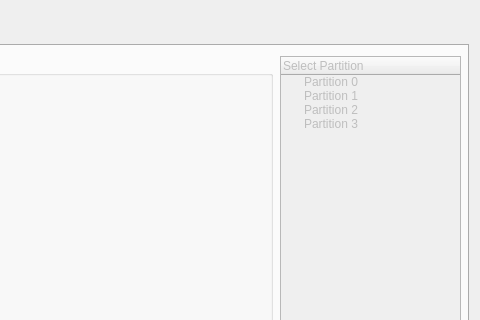
guanhuhao/Motif, file UI/windows.ui: the form before one commit; both pictures show x 612 to 1092 and y 0 to 320 of the 1092 by 680 pixel window.
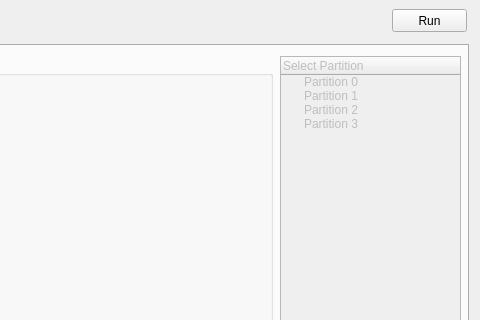
The form after the commit.

The edit to the form file:
```diff
--- a/UI/windows.ui
+++ b/UI/windows.ui
@@ -347,6 +347,19 @@
     </property>
    </widget>
   </widget>
+  <widget class="QPushButton" name="Run">
+   <property name="geometry">
+    <rect>
+     <x>1004</x>
+     <y>9</y>
+     <width>75</width>
+     <height>23</height>
+    </rect>
+   </property>
+   <property name="text">
+    <string>Run</string>
+   </property>
+  </widget>
  </widget>
  <resources/>
  <connections>
```
Left out of the diff: 2 changed lines with no effect on the pictures.
